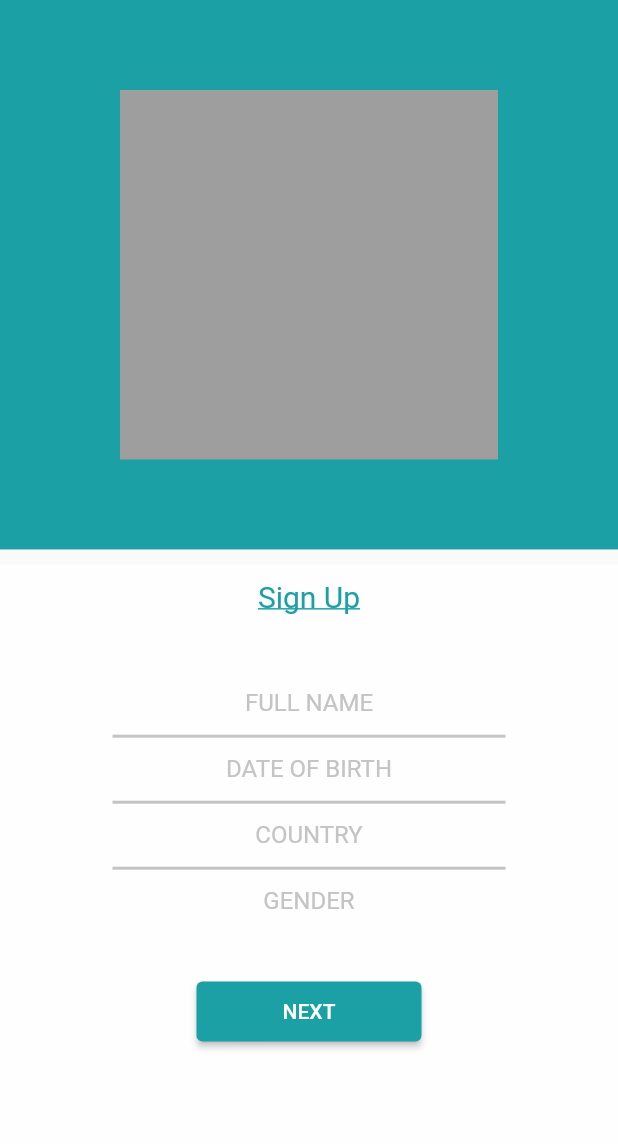
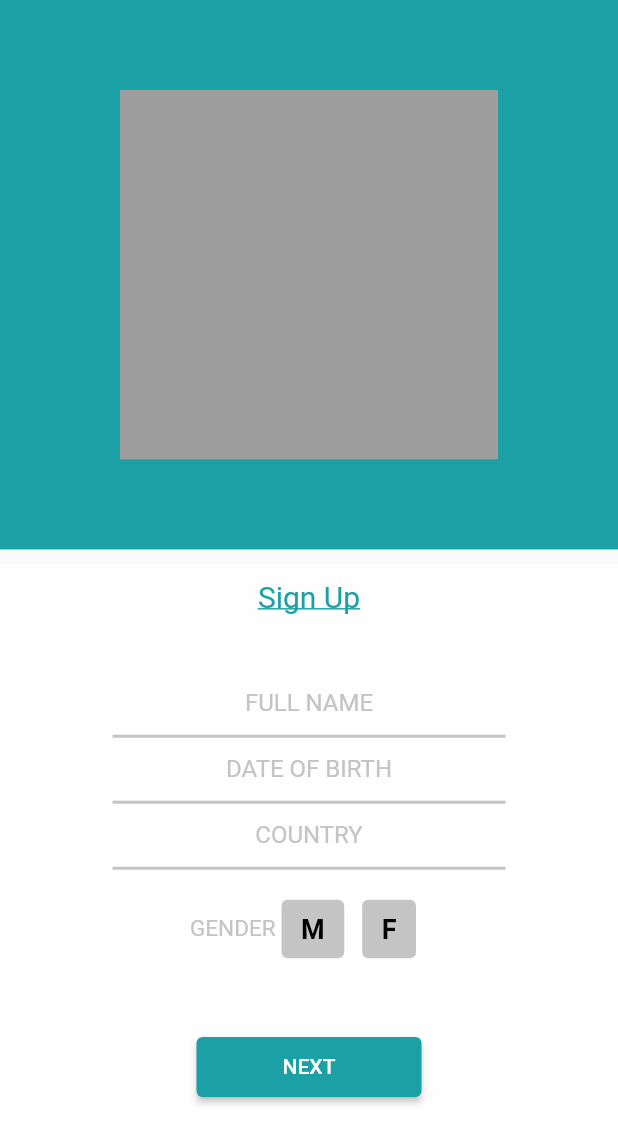
Before and after one commit to Uzairkhan98/Task-1, a Flutter app: the Personal screen opened directly, on a phone screen of 412 x 824 dp. Shown: the top 1144 px of the screen. Run offline on Flutter 3.47's test engine with Material 2 defaults, Android fonts, the phone set to English and light mode, and no system bars; our stand-ins replace flutter_signin_button.

Commit message:
Minor design improvement

```diff
--- a/lib/Screens/Signup/personal.dart
+++ b/lib/Screens/Signup/personal.dart
@@ -12,6 +12,7 @@ class Personal extends StatefulWidget {
 class _PersonalState extends State<Personal> {
   @override
   Widget build(BuildContext context) {
+    var _value = 0;
     return Scaffold(
       body: Column(
         children: <Widget>[
@@ -90,7 +91,6 @@ class _PersonalState extends State<Personal> {
                         ),
                       ),
                       TextField(
-                        obscureText: true,
                         textAlign: TextAlign.center,
                         decoration: InputDecoration.collapsed(
                             hintText: 'Country'.toUpperCase(),
@@ -107,13 +107,24 @@ class _PersonalState extends State<Personal> {
                           endIndent: 5,
                         ),
                       ),
-                      TextField(
-                        obscureText: true,
-                        textAlign: TextAlign.center,
-                        decoration: InputDecoration.collapsed(
-                            hintText: 'Gender'.toUpperCase(),
-                            hintStyle: const TextStyle(color: Color(0xffC4C4C4))
-                        ),
+                      Row(
+                        mainAxisAlignment: MainAxisAlignment.center,
+                        children: [
+                          Text('Gender'.toUpperCase(), style: const TextStyle(color: Color(0xffC4C4C4), fontSize: 15) ),
+                          MyRadioListTile<int>(
+                            value: 1,
+                            groupValue: _value = 0,
+                            leading: 'M',
+                            onChanged: (value) => setState(() => _value = value!),
+                          ),
+                          MyRadioListTile<int>(
+                            value: 2,
+                            groupValue: _value,
+                            leading: 'F',
+                            onChanged: (value) => setState(() => _value = value!),
+                          ),
+
+                        ],
                       ),
                       const SizedBox(height: 20),
                       Padding(
@@ -134,6 +145,7 @@ class _PersonalState extends State<Personal> {
                           ),
                         ),
                       ),
+
                     ],
                   ),
                 ),
@@ -145,3 +157,60 @@ class _PersonalState extends State<Personal> {
     );
   }
 }
+
+class MyRadioListTile<T> extends StatelessWidget {
+  final T value;
+  final T groupValue;
+  final String leading;
+  final Widget? title;
+  final ValueChanged<T?> onChanged;
+
+  const MyRadioListTile({Key? key,
+    required this.value,
+    required this.groupValue,
+    required this.onChanged,
+    required this.leading,
+    this.title,
+  }) : super(key: key);
+
+  @override
+  Widget build(BuildContext context) {
+    final title = this.title;
+    return InkWell(
+      onTap: () => onChanged(value),
+      child: Container(
+        height: 56,
+        padding: const EdgeInsets.symmetric(horizontal: 4),
+        child: Row(
+          children: [
+            _customRadioButton,
+            const SizedBox(width: 4),
+            if (title != null) title,
+          ],
+        ),
+      ),
+    );
+  }
+
+  Widget get _customRadioButton {
+    final isSelected = value == groupValue;
+    return Container(
+      padding: const EdgeInsets.symmetric(horizontal: 12, vertical: 8),
+      decoration: BoxDecoration(
+        color: isSelected ? Colors.blue : const Color(0xffc4c4c4),
+        borderRadius: BorderRadius.circular(4),
+        border: Border.all(
+          color: isSelected ? Colors.blue : const Color(0xffc4c4c4),
+        ),
+      ),
+      child: Text(
+        leading,
+        style: TextStyle(
+          color: isSelected ? Colors.white : Colors.black!,
+          fontWeight: FontWeight.bold,
+          fontSize: 18,
+        ),
+      ),
+    );
+  }
+}
```
